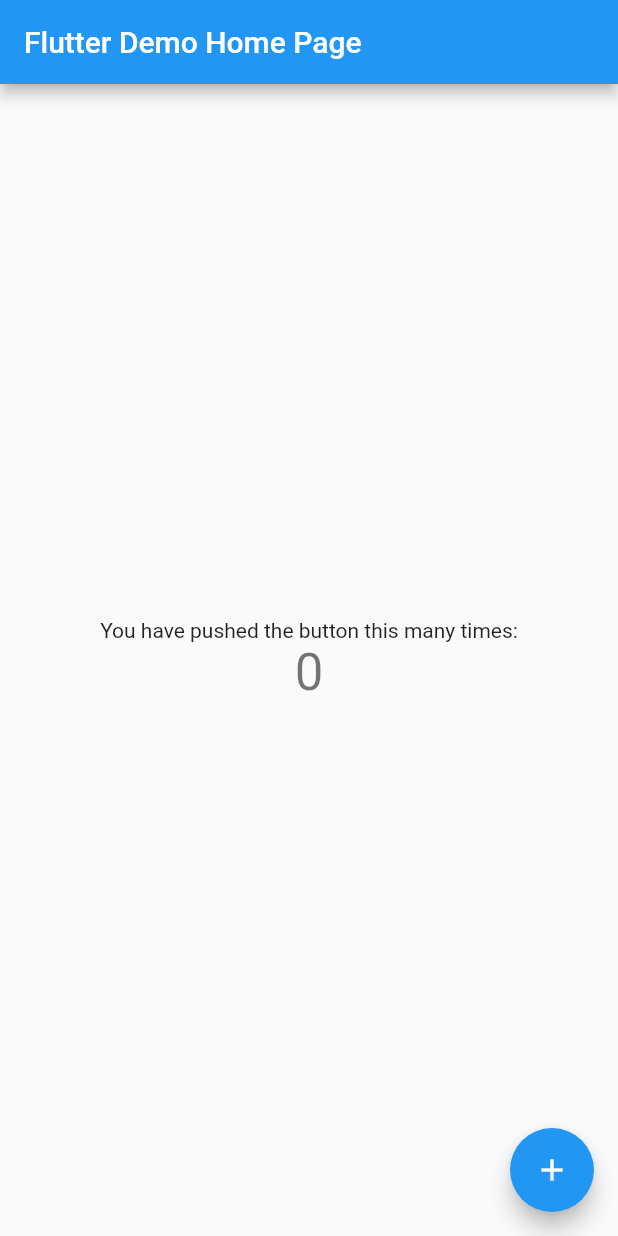
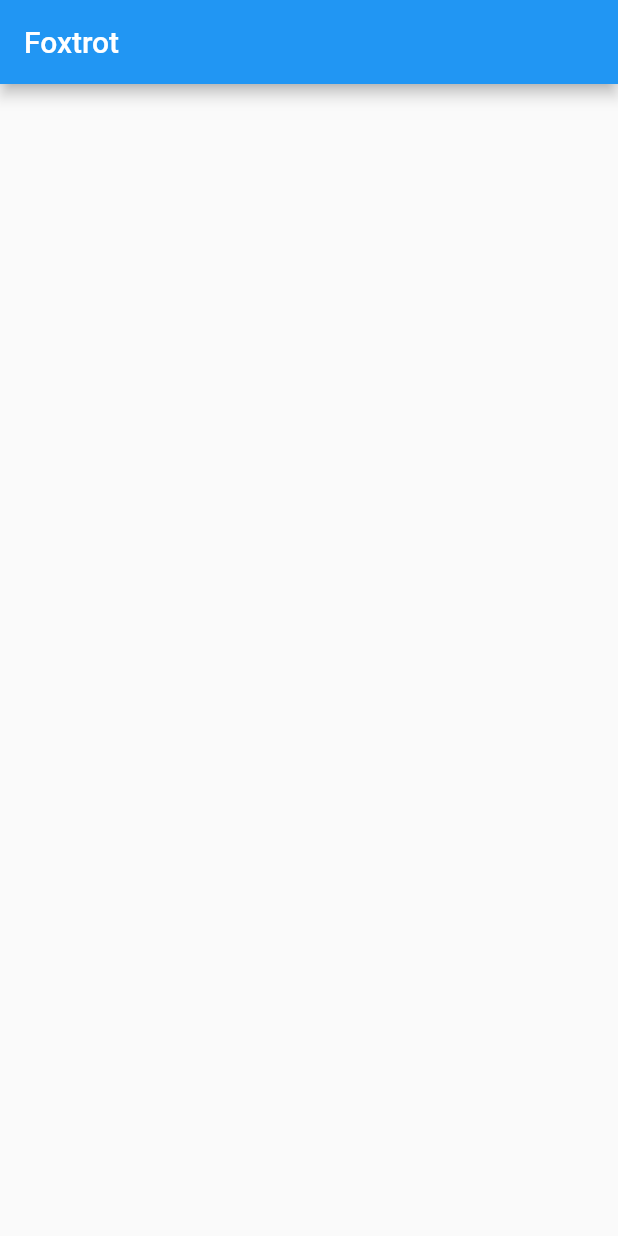
Before and after one commit to akshathjain/Foxtrot, a Flutter app: the screen it shows after launch, on a phone screen of 412 x 824 dp. Run offline on Flutter 3.47's test engine with Material 2 defaults, Android fonts, the phone set to English and light mode, and no system bars.

```diff
--- a/foxtrot_app/lib/main.dart
+++ b/foxtrot_app/lib/main.dart
@@ -1,111 +1,35 @@
 import 'package:flutter/material.dart';
 
-void main() => runApp(MyApp());
+void main() => runApp(Foxtrot());
 
-class MyApp extends StatelessWidget {
-  // This widget is the root of your application.
+class Foxtrot extends StatelessWidget {
   @override
   Widget build(BuildContext context) {
     return MaterialApp(
+      debugShowCheckedModeBanner: false,
       title: 'Flutter Demo',
       theme: ThemeData(
-        // This is the theme of your application.
-        //
-        // Try running your application with "flutter run". You'll see the
-        // application has a blue toolbar. Then, without quitting the app, try
-        // changing the primarySwatch below to Colors.green and then invoke
-        // "hot reload" (press "r" in the console where you ran "flutter run",
-        // or simply save your changes to "hot reload" in a Flutter IDE).
-        // Notice that the counter didn't reset back to zero; the application
-        // is not restarted.
         primarySwatch: Colors.blue,
       ),
-      home: MyHomePage(title: 'Flutter Demo Home Page'),
+      home: HomePage(),
     );
   }
 }
 
-class MyHomePage extends StatefulWidget {
-  MyHomePage({Key key, this.title}) : super(key: key);
-
-  // This widget is the home page of your application. It is stateful, meaning
-  // that it has a State object (defined below) that contains fields that affect
-  // how it looks.
-
-  // This class is the configuration for the state. It holds the values (in this
-  // case the title) provided by the parent (in this case the App widget) and
-  // used by the build method of the State. Fields in a Widget subclass are
-  // always marked "final".
-
-  final String title;
-
+class HomePage extends StatefulWidget {
   @override
-  _MyHomePageState createState() => _MyHomePageState();
+  _HomePageState createState() => _HomePageState();
 }
 
-class _MyHomePageState extends State<MyHomePage> {
-  int _counter = 0;
-
-  void _incrementCounter() {
-    setState(() {
-      // This call to setState tells the Flutter framework that something has
-      // changed in this State, which causes it to rerun the build method below
-      // so that the display can reflect the updated values. If we changed
-      // _counter without calling setState(), then the build method would not be
-      // called again, and so nothing would appear to happen.
-      _counter++;
-    });
-  }
+class _HomePageState extends State<HomePage> {
 
   @override
   Widget build(BuildContext context) {
-    // This method is rerun every time setState is called, for instance as done
-    // by the _incrementCounter method above.
-    //
-    // The Flutter framework has been optimized to make rerunning build methods
-    // fast, so that you can just rebuild anything that needs updating rather
-    // than having to individually change instances of widgets.
     return Scaffold(
       appBar: AppBar(
-        // Here we take the value from the MyHomePage object that was created by
-        // the App.build method, and use it to set our appbar title.
-        title: Text(widget.title),
+        title: Text("Foxtrot"),
       ),
-      body: Center(
-        // Center is a layout widget. It takes a single child and positions it
-        // in the middle of the parent.
-        child: Column(
-          // Column is also layout widget. It takes a list of children and
-          // arranges them vertically. By default, it sizes itself to fit its
-          // children horizontally, and tries to be as tall as its parent.
-          //
-          // Invoke "debug painting" (press "p" in the console, choose the
-          // "Toggle Debug Paint" action from the Flutter Inspector in Android
-          // Studio, or the "Toggle Debug Paint" command in Visual Studio Code)
-          // to see the wireframe for each widget.
-          //
-          // Column has various properties to control how it sizes itself and
-          // how it positions its children. Here we use mainAxisAlignment to
-          // center the children vertically; the main axis here is the vertical
-          // axis because Columns are vertical (the cross axis would be
-          // horizontal).
-          mainAxisAlignment: MainAxisAlignment.center,
-          children: <Widget>[
-            Text(
-              'You have pushed the button this many times:',
-            ),
-            Text(
-              '$_counter',
-              style: Theme.of(context).textTheme.display1,
-            ),
-          ],
-        ),
-      ),
-      floatingActionButton: FloatingActionButton(
-        onPressed: _incrementCounter,
-        tooltip: 'Increment',
-        child: Icon(Icons.add),
-      ), // This trailing comma makes auto-formatting nicer for build methods.
+      body: Container(),// This trailing comma makes auto-formatting nicer for build methods.
     );
   }
 }
```
Also changed, not shown: 108 other files.
